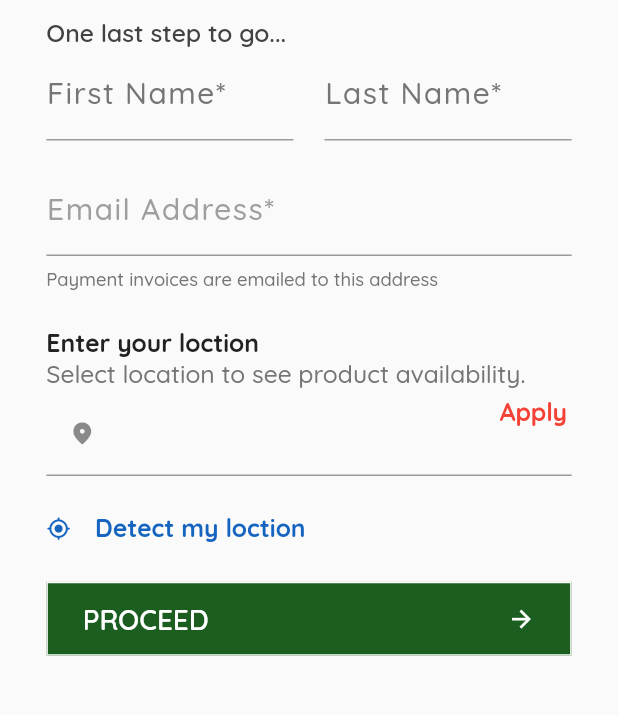
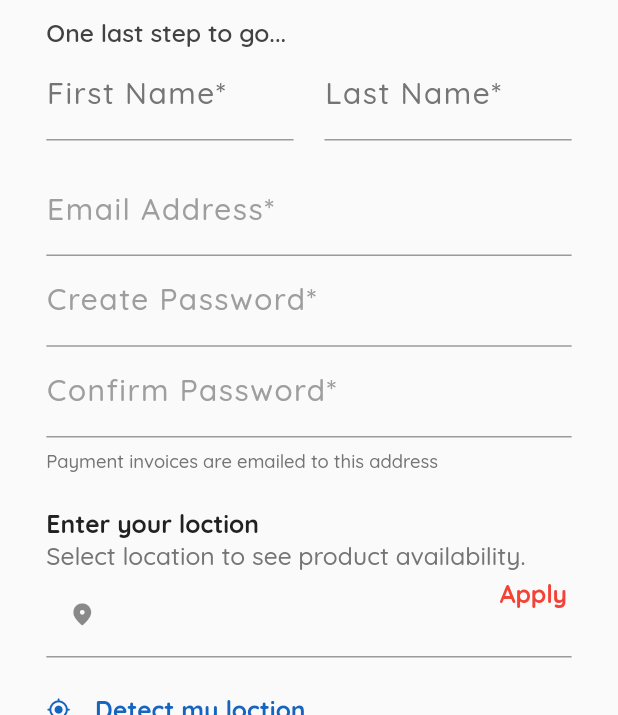
Before and after one commit to manasmalla-dev/nandikrushi, a Flutter app: the RegistrationScreen screen opened directly, on a phone screen of 412 x 824 dp, the part 521-1236 px from its top. Run offline on Flutter 3.47's test engine with Material 2 defaults, Android fonts, the phone set to English and light mode, and no system bars; our stand-ins replace animated_bottom_navigation_bar, carousel_slider, firebase_auth, firebase_core, mvc_pattern, pinput and 2 more; accounts and stored records are empty; network calls fail.

Commit message:
Added New Pages

```diff
--- a/lib/model/user.dart
+++ b/lib/model/user.dart
@@ -3,12 +3,14 @@ class User {
   late String lastName;
   late String email;
   late String location;
+  late String password;
 
   User.registerUser(
       {required this.firstName,
       required this.lastName,
       required this.email,
-      required this.location});
+      required this.location,
+      required this.password});
 
   User();
   @override
--- a/lib/reusable_widgets/textfield_widget.dart
+++ b/lib/reusable_widgets/textfield_widget.dart
@@ -37,6 +37,7 @@ class TextFieldWidget extends StatelessWidget {
   final TextStyle? style;
   final TextInputAction textInputAction;
   final bool shouldShowCurreny;
+  final bool obscureText;
 
   const TextFieldWidget(
       {Key? key,
@@ -47,6 +48,7 @@ class TextFieldWidget extends StatelessWidget {
       this.borderRadius,
       this.bordercolor,
       this.postIcon,
+      this.obscureText = false,
       this.postIconColor,
       this.focus,
       this.showCounter = false,
@@ -81,6 +83,7 @@ class TextFieldWidget extends StatelessWidget {
       inputFormatters: formatter,
       controller: controller,
       cursorColor: const Color(0xFF006838),
+      obscureText: obscureText,
       decoration: InputDecoration(
         suffixIcon: suffix,
         prefixIcon: shouldShowCurreny
--- a/lib/view/login/registration.dart
+++ b/lib/view/login/registration.dart
@@ -5,6 +5,7 @@ import 'package:nandikrushi/model/user.dart';
 import 'package:nandikrushi/reusable_widgets/app_config.dart';
 import 'package:nandikrushi/reusable_widgets/elevated_widget.dart';
 import 'package:nandikrushi/reusable_widgets/nandi_krushi_title.dart';
+import 'package:nandikrushi/reusable_widgets/snackbar.dart';
 import 'package:nandikrushi/reusable_widgets/text_wid.dart';
 import 'package:nandikrushi/reusable_widgets/textfield_widget.dart';
 import 'package:nandikrushi/view/basket/add_address.dart';
@@ -24,6 +25,8 @@ class _RegistrationScreenState extends State<RegistrationScreen> {
     'last_name': TextEditingController(),
     'email': TextEditingController(),
     'location': TextEditingController(),
+    'password': TextEditingController(),
+    'c_password': TextEditingController(),
   };
 
   @override
@@ -109,6 +112,20 @@ class _RegistrationScreenState extends State<RegistrationScreen> {
                           label: 'Email Address',
                           hintSize: 20,
                           style: fonts(20.0, FontWeight.w500, Colors.black),
+                        ),
+                        TextFieldWidget(
+                          controller: formControllers['password'],
+                          label: 'Create Password',
+                          obscureText: true,
+                          hintSize: 20,
+                          style: fonts(20.0, FontWeight.w400, Colors.black),
+                        ),
+                        TextFieldWidget(
+                          controller: formControllers['c_password'],
+                          label: 'Confirm Password',
+                          hintSize: 20,
+                          obscureText: true,
+                          style: fonts(20.0, FontWeight.w400, Colors.black),
                         ),
                         SizedBox(
                           height: height(context) * 0.01,
@@ -196,11 +213,18 @@ class _RegistrationScreenState extends State<RegistrationScreen> {
                         var lastName = formControllers['last_name']?.text ?? "";
                         var email = formControllers['email']?.text ?? "";
                         var location = formControllers['location']?.text ?? "";
+                        var password = formControllers["password"]?.text ?? "";
+                        var c_password =
+                            formControllers["c_password"]?.text ?? "";
+                        if (c_password != password) {
+                          return snackbar(context, "Passwords not the same!");
+                        }
                         user = User.registerUser(
                             firstName: firstName,
                             lastName: lastName,
                             location: location,
-                            email: email);
+                            email: email,
+                            password: password);
 
                         log(user.toString());
                         Navigator.of(context).push(MaterialPageRoute(
--- a/lib/view/my_account/profile.dart
+++ b/lib/view/my_account/profile.dart
@@ -23,6 +23,7 @@ class _ProfileScreenState extends State<ProfileScreen> {
     'last_name': TextEditingController(),
     'email': TextEditingController(),
     'location': TextEditingController(),
+    'password': TextEditingController(),
   };
   @override
   Widget build(BuildContext context) {
@@ -70,6 +71,13 @@ class _ProfileScreenState extends State<ProfileScreen> {
                   label: 'Email Address',
                   hintSize: 20,
                   style: fonts(20.0, FontWeight.w500, Colors.black),
+                ),
+                TextFieldWidget(
+                  controller: formControllers['password'],
+                  label: 'Password',
+                  obscureText: true,
+                  hintSize: 20,
+                  style: fonts(20.0, FontWeight.w400, Colors.black),
                 ),
                 SizedBox(
                   height: height(context) * 0.01,
@@ -152,11 +160,13 @@ class _ProfileScreenState extends State<ProfileScreen> {
                       var lastName = formControllers['last_name']?.text ?? "";
                       var email = formControllers['email']?.text ?? "";
                       var location = formControllers['location']?.text ?? "";
+                      var password = formControllers['password']?.text ?? "";
                       user = User.registerUser(
                           firstName: firstName,
                           lastName: lastName,
                           location: location,
-                          email: email);
+                          email: email,
+                          password: password);
 
                       log(user.toString());
                       Navigator.of(context).pop();
```
Also changed, not shown: lib/controller/login_controller.dart (+20 -0 lines), lib/view/login/login.dart (+16 -0 lines), lib/view/login/login_with_email.dart (added, +237 -0 lines).
